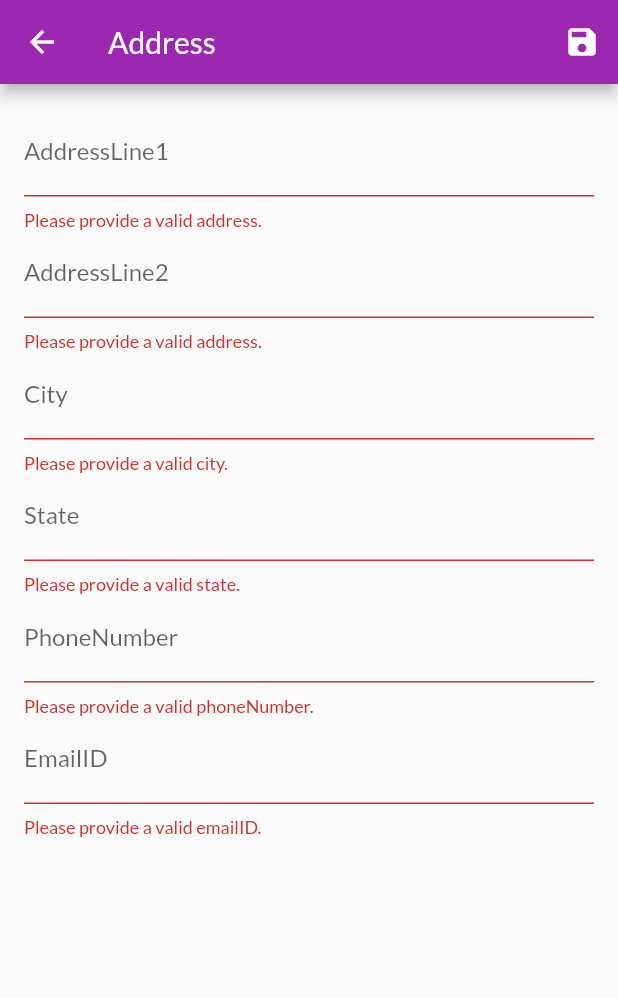
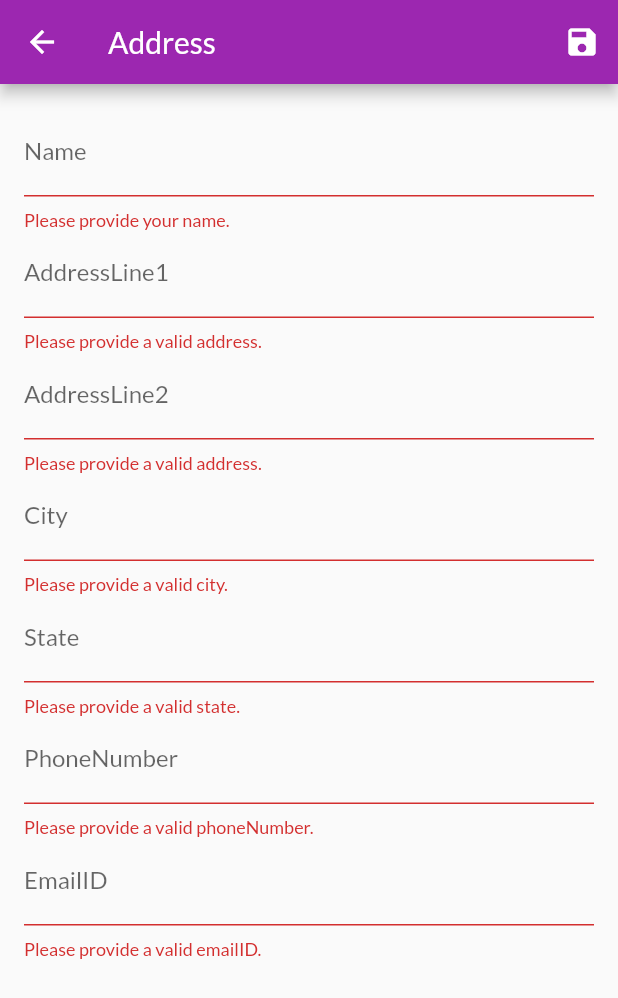
Before and after one commit to bala151187/bestfit, a Flutter app: the EditAddressScreen screen opened by its route, after a tap on the "save" icon, on a phone screen of 412 x 824 dp. Shown: the top 998 px of the screen. Run offline on Flutter 3.47's test engine with Material 2 defaults, Android fonts, the phone set to English and light mode, and no system bars; our stand-ins replace flutter_signin_button, fluttertoast, googleapis_auth, shared_preferences; missing offline and left inert: flutter_facebook_login, flutter_mailer, razorpay_flutter; accounts and stored records are empty; project files that could hold a hidden picture were left out; key blocks and very long unbroken strings in the code were emptied for the run.

Commit message:
Updated one

```diff
--- a/myshop/lib/providers/address.dart
+++ b/myshop/lib/providers/address.dart
@@ -5,6 +5,7 @@ import 'dart:convert';
 
 class AddressItem {
   final String id;
+  final String name;
   final String addressLine1;
   final String addressLine2;
   final String city;
@@ -14,6 +15,7 @@ class AddressItem {
 
   AddressItem({
     this.id,
+    this.name,
     this.addressLine1,
     this.addressLine2,
     this.city,
@@ -42,6 +44,7 @@ class Address with ChangeNotifier {
       url,
       body: json.encode(
         {
+          'name': address.name,
           'addressLine1': address.addressLine1,
           'addressLine2': address.addressLine2,
           'city': address.city,
@@ -54,6 +57,7 @@ class Address with ChangeNotifier {
     _address.insert(
       0,
       AddressItem(
+        name: address.name,
         addressLine1: address.addressLine1,
         addressLine2: address.addressLine2,
         city: address.city,
@@ -83,6 +87,7 @@ class Address with ChangeNotifier {
         loadedAddress.add(
           AddressItem(
             id: addressId,
+            name: addressData['name'],
             addressLine1: addressData['addressLine1'],
             addressLine2: addressData['addressLine2'],
             city: addressData['city'],
@@ -110,6 +115,7 @@ class Address with ChangeNotifier {
     await http.patch(
       url,
       body: json.encode({
+        'name': newAddress.name,
         'addressLine1': newAddress.addressLine1,
         'addressLine2': newAddress.addressLine2,
         'city': newAddress.city,
--- a/myshop/lib/providers/orders.dart
+++ b/myshop/lib/providers/orders.dart
@@ -66,6 +66,7 @@ class Orders with ChangeNotifier {
                   })
               .toList(),
           'address': {
+            'name':"someName",
             'addressLine1': "test",
             'addressLine2': "test",
             'city': "test",
@@ -119,6 +120,7 @@ class Orders with ChangeNotifier {
               .toList(),
           address:  AddressItem(
               id: orderData['address']['id'],
+              name: orderData['address']['name'],
               addressLine1: orderData['address']['addressLine1'],
               addressLine2: orderData['address']['addressLine2'],
               city: orderData['address']['city'],
@@ -144,6 +146,7 @@ class Orders with ChangeNotifier {
         url,
         body: json.encode(
           {
+            'name': newAddress.name,
             'addressLine1': newAddress.addressLine1,
             'addressLine2': newAddress.addressLine2,
             'city': newAddress.city,
--- a/myshop/lib/screens/edit_address_screen.dart
+++ b/myshop/lib/screens/edit_address_screen.dart
@@ -71,6 +71,7 @@ class _EditAddressScreenState extends State<EditAddressScreen> {
     emailId: '',
   );
   var _initValues = {
+    'name':'',
     'addressLine1': '',
     'addressLine2': '',
     'city': '',
@@ -90,6 +91,7 @@ class _EditAddressScreenState extends State<EditAddressScreen> {
         _editedAddress =
             Provider.of<Address>(context, listen: false).findById(addressId);
         _initValues = {
+          'name': _editedAddress.name,
           'addressLine1': _editedAddress.addressLine1,
           'addressLine2': _editedAddress.addressLine2,
           'city': _editedAddress.city,
@@ -126,6 +128,29 @@ class _EditAddressScreenState extends State<EditAddressScreen> {
                 child: ListView(
                   children: <Widget>[
                     TextFormField(
+                      initialValue: _initValues['name'],
+                      decoration: InputDecoration(labelText: 'Name'),
+                      textInputAction: TextInputAction.next,
+                      validator: (value) {
+                        if (value.isEmpty) {
+                          return 'Please provide your name.';
+                        }
+                        return null;
+                      },
+                      onSaved: (value) {
+                        _editedAddress = AddressItem(
+                          id: _editedAddress.id,
+                          name: value,
+                          addressLine1: _editedAddress.addressLine1,
+                          addressLine2: _editedAddress.addressLine2,
+                          city: _editedAddress.city,
+                          state: _editedAddress.state,
+                          phoneNumber: _editedAddress.phoneNumber,
+                          emailId: _editedAddress.emailId,
+                        );
+                      },
+                    ),
+                    TextFormField(
                       initialValue: _initValues['addressLine1'],
                       decoration: InputDecoration(labelText: 'AddressLine1'),
                       textInputAction: TextInputAction.next,
@@ -138,6 +163,7 @@ class _EditAddressScreenState extends State<EditAddressScreen> {
                       onSaved: (value) {
                         _editedAddress = AddressItem(
                           id: _editedAddress.id,
+                          name: _editedAddress.name,
                           addressLine1: value,
                           addressLine2: _editedAddress.addressLine2,
                           city: _editedAddress.city,
@@ -160,6 +186,7 @@ class _EditAddressScreenState extends State<EditAddressScreen> {
                       onSaved: (value) {
                         _editedAddress = AddressItem(
                           id: _editedAddress.id,
+                          name: _editedAddress.name,
                           addressLine1: _editedAddress.addressLine1,
                           addressLine2: value,
                           city: _editedAddress.city,
@@ -182,6 +209,7 @@ class _EditAddressScreenState extends State<EditAddressScreen> {
                       onSaved: (value) {
                         _editedAddress = AddressItem(
                           id: _editedAddress.id,
+                          name: _editedAddress.name,
                           addressLine1: _editedAddress.addressLine1,
                           addressLine2: _editedAddress.addressLine2,
                           city: value,
@@ -204,6 +232,7 @@ class _EditAddressScreenState extends State<EditAddressScreen> {
                       onSaved: (value) {
                         _editedAddress = AddressItem(
                           id: _editedAddress.id,
+                          name: _editedAddress.name,
                           addressLine1: _editedAddress.addressLine1,
                           addressLine2: _editedAddress.addressLine2,
                           city: _editedAddress.city,
@@ -226,6 +255,7 @@ class _EditAddressScreenState extends State<EditAddressScreen> {
                       onSaved: (value) {
                         _editedAddress = AddressItem(
                           id: _editedAddress.id,
+                          name: _editedAddress.name,
                           addressLine1: _editedAddress.addressLine1,
                           addressLine2: _editedAddress.addressLine2,
                           city: _editedAddress.city,
@@ -248,6 +278,7 @@ class _EditAddressScreenState extends State<EditAddressScreen> {
                       onSaved: (value) {
                         _editedAddress = AddressItem(
                             id: _editedAddress.id,
+                            name: _editedAddress.name,
                             addressLine1: _editedAddress.addressLine1,
                             addressLine2: _editedAddress.addressLine2,
                             city: _editedAddress.city,
```
Also changed, not shown: myshop/lib/screens/order_confirmation_screen.dart (+33 -7 lines), myshop/lib/widgets/address_item.dart (+8 -1 lines), myshop/lib/widgets/app_drawer.dart (+9 -9 lines), myshop/lib/widgets/order_item.dart (+7 -6 lines).
